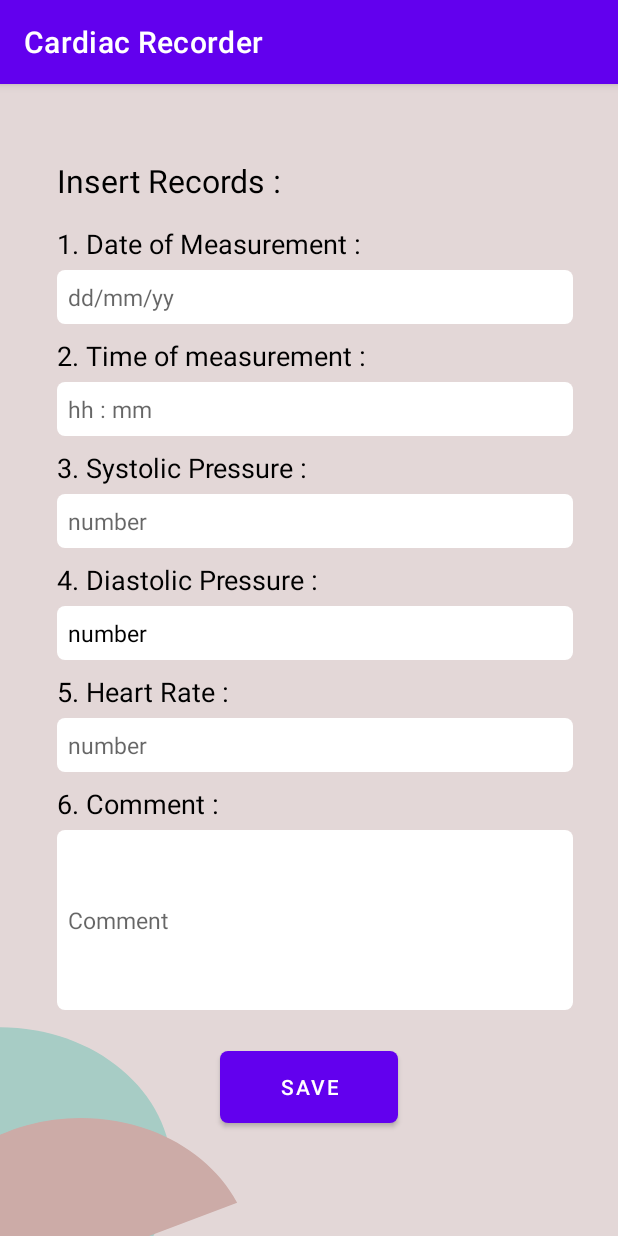
After one commit to rafi-am7/Cardiac-Recorder, an Android app: the AddActivity screen opened directly, with no data from a screen before it, on a phone screen of 412 x 824 dp. The commit adds this screen. Run offline under Robolectric (Android 15) with nearby library versions, the phone set to English and light mode, and no system bars.

Commit message:
adding add activity and view activity

```diff
--- /dev/null
+++ b/app/src/main/java/com/example/cardiacrecorder/AddActivity.java
@@ -0,0 +1,109 @@
+package com.example.cardiacrecorder;
+
+import androidx.appcompat.app.AppCompatActivity;
+
+import android.content.Intent;
+import android.os.Bundle;
+import android.os.Parcelable;
+import android.view.View;
+import android.widget.Button;
+import android.widget.EditText;
+
+public class AddActivity extends AppCompatActivity {
+
+    Record record;
+    EditText date,time,systolic,diastolic,heart_rate,comment;
+    boolean isAllFieldsChecked = false;
+    @Override
+    protected void onCreate(Bundle savedInstanceState) {
+        super.onCreate(savedInstanceState);
+        setContentView(R.layout.activity_add);
+
+        date = findViewById(R.id.DateValue);
+        time = findViewById(R.id.DateValue);
+        systolic = findViewById(R.id.DateValue);
+        diastolic = findViewById(R.id.DateValue);
+        heart_rate = findViewById(R.id.DateValue);
+        comment = findViewById(R.id.DateValue);
+        Button save_button = findViewById(R.id.savebutton);
+
+        save_button.setOnClickListener(new View.OnClickListener() {
+            @Override
+            public void onClick(View v) {
+
+                // store the returned value of the dedicated function which checks
+                // whether the entered data is valid or if any fields are left blank.
+                isAllFieldsChecked = CheckAllFields();
+
+                // the boolean variable turns to be true then
+                // only the user must be proceed to the activity2
+                if (isAllFieldsChecked) {
+                    record.setDate(date.getText().toString());
+                    record.setTime(time.getText().toString());
+                    record.setSystolic(Integer.parseInt(systolic.getText().toString()));
+                    record.setDiastolic(Integer.parseInt(diastolic.getText().toString()));
+                    record.setHeart_rate(Integer.parseInt(heart_rate.getText().toString()));
+                    record.setComment(comment.getText().toString());
+                    Intent i = new Intent(AddActivity.this, MainActivity.class);
+                    i.putExtra("New Record", (Parcelable) record);
+                    startActivity(i);
+                }
+            }
+        });
+    }
+
+    private boolean CheckAllFields() {
+        if (date.length() == 0) {
+            date.setError("This field is required");
+            return false;
+        }
+
+        if (time.length() == 0) {
+            time.setError("This field is required");
+            return false;
+        }
+
+        if (systolic.length() == 0) {
+            systolic.setError("This field is required");
+            return false;
+        }
+
+        String s1 = systolic.getText().toString();
+        int n1 = Integer.parseInt(s1);
+        if(n1<0)
+        {
+            systolic.setError("Invalid data input");
+            return false;
+        }
+
+        if (diastolic.length() == 0) {
+            diastolic.setError("This field is required");
+            return false;
+        }
+
+        String s2 = diastolic.getText().toString();
+        int n2 = Integer.parseInt(s2);
+        if(n2<0)
+        {
+            diastolic.setError("Invalid data input");
+            return false;
+        }
+
+        if (heart_rate.length() == 0) {
+            heart_rate.setError("This field is required");
+            return false;
+        }
+
+        String s3 = heart_rate.getText().toString();
+        int n3 = Integer.parseInt(s3);
+
+        if(n3<0)
+        {
+            heart_rate.setError("Invalid data input");
+            return false;
+        }
+
+        // after all validation return true if all required fields are inserted.
+        return true;
+    }
+}
--- a/app/src/main/java/com/example/cardiacrecorder/RecordList.java
+++ b/app/src/main/java/com/example/cardiacrecorder/RecordList.java
@@ -26,7 +26,7 @@ public class RecordList {
         old_record =new Record(date,time,systolic,diastolic,heart_rate,comment);
     }
 
-    public void fetchListfromDB () {
+    public void fetchListromDB () {
 
     }
 }
--- /dev/null
+++ b/app/src/main/res/drawable/rounded_text_field.xml
@@ -0,0 +1,9 @@
+<?xml version="1.0" encoding="utf-8"?>
+<!--  res/drawable/rounded_edittext.xml -->
+<shape xmlns:android="http://schemas.android.com/apk/res/android"
+    android:shape="rectangle"
+    android:padding="10dp">
+
+    <solid android:color="#FFFFFF" />
+    <corners android:radius="5dp"/>
+</shape>
--- /dev/null
+++ b/app/src/main/res/drawable/screen_background.xml
@@ -0,0 +1,10 @@
+<vector android:autoMirrored="true" android:height="800dp"
+    android:viewportHeight="800" android:viewportWidth="360"
+    android:width="360dp" xmlns:android="http://schemas.android.com/apk/res/android">
+    <group>
+        <clip-path android:pathData="M0,0h360v800h-360z"/>
+        <path android:fillColor="#E3D7D7" android:pathData="M0,0h360v800h-360z"/>
+        <path android:fillColor="#A7CCC5" android:pathData="M100,755C100,810.23 55.23,855 0,855C-55.23,855 -100,810.23 -100,755C-100,699.77 -55.23,655 0,655C55.23,655 100,699.77 100,755Z"/>
+        <path android:fillColor="#CCABA7" android:pathData="M147,818C147,842.69 137.87,866.5 121.36,884.86C104.85,903.22 82.14,914.82 57.59,917.44C33.04,920.05 8.39,913.49 -11.61,899.02C-31.62,884.55 -45.56,863.19 -50.76,839.06C-55.96,814.92 -52.04,789.72 -39.77,768.3C-27.5,746.87 -7.74,730.75 15.71,723.02C39.16,715.3 64.63,716.52 87.24,726.45C109.84,736.39 127.97,754.33 138.13,776.83L47,818H147Z"/>
+        </group>
+</vector>
--- /dev/null
+++ b/app/src/main/res/layout/activity_add.xml
@@ -0,0 +1,200 @@
+<?xml version="1.0" encoding="utf-8"?>
+<androidx.constraintlayout.widget.ConstraintLayout xmlns:android="http://schemas.android.com/apk/res/android"
+    xmlns:app="http://schemas.android.com/apk/res-auto"
+    xmlns:tools="http://schemas.android.com/tools"
+    android:layout_width="match_parent"
+    android:layout_height="match_parent"
+    android:background="@drawable/screen_background"
+    tools:context=".ViewActivity">
+
+    <TextView
+        android:id="@+id/Header"
+        android:layout_width="wrap_content"
+        android:layout_height="wrap_content"
+        android:layout_marginStart="38dp"
+        android:layout_marginTop="50dp"
+        android:text="Insert Records :"
+        android:textColor="@color/black"
+        android:textSize="21sp"
+        app:layout_constraintStart_toStartOf="parent"
+        app:layout_constraintTop_toTopOf="parent" />
+
+    <TextView
+        android:id="@+id/Date"
+        android:layout_width="wrap_content"
+        android:layout_height="wrap_content"
+        android:layout_marginTop="15dp"
+        android:text="@string/date"
+        android:textColor="@color/black"
+        android:textSize="18sp"
+        app:layout_constraintStart_toStartOf="@+id/Header"
+        app:layout_constraintTop_toBottomOf="@+id/Header" />
+
+    <EditText
+        android:id="@+id/DateValue"
+        android:layout_width="fill_parent"
+        android:layout_height="wrap_content"
+        android:layout_marginStart="38dp"
+        android:layout_marginEnd="30dp"
+        android:layout_marginTop="5dp"
+        android:background="@drawable/rounded_text_field"
+        android:hint="dd/mm/yy"
+        android:inputType="text"
+        android:padding="7dp"
+        android:textColor="@color/black"
+        android:textSize="15sp"
+        app:layout_constraintStart_toStartOf="@+id/Header"
+        app:layout_constraintTop_toBottomOf="@+id/Date" />
+
+    <TextView
+        android:id="@+id/Time"
+        android:layout_width="wrap_content"
+        android:layout_height="wrap_content"
+        android:layout_marginTop="50dp"
+        android:text="@string/time"
+        android:textColor="@color/black"
+        android:textSize="18sp"
+        app:layout_constraintStart_toStartOf="@+id/Header"
+        app:layout_constraintTop_toBottomOf="@+id/Date" />
+
+    <EditText
+        android:id="@+id/TimeValue"
+        android:layout_width="fill_parent"
+        android:layout_height="wrap_content"
+        android:layout_marginStart="38dp"
+        android:layout_marginEnd="30dp"
+        android:layout_marginTop="5dp"
+        android:background="@drawable/rounded_text_field"
+        android:hint="hh : mm"
+        android:inputType="text"
+        android:padding="7dp"
+        android:textColor="@color/black"
+        android:textSize="15sp"
+        app:layout_constraintStart_toStartOf="@+id/Header"
+        app:layout_constraintTop_toBottomOf="@+id/Time" />
+
+    <TextView
+        android:id="@+id/Systolic"
+        android:layout_width="wrap_content"
+        android:layout_height="wrap_content"
+        android:layout_marginTop="50dp"
+        android:text="@string/systolic"
+        android:textColor="@color/black"
+        android:textSize="18sp"
+        app:layout_constraintStart_toStartOf="@+id/Header"
+        app:layout_constraintTop_toBottomOf="@+id/Time" />
+
+    <EditText
+        android:id="@+id/SystolicValue"
+        android:layout_width="fill_parent"
+        android:layout_height="wrap_content"
+        android:layout_marginStart="38dp"
+        android:layout_marginEnd="30dp"
+        android:layout_marginTop="5dp"
+        android:background="@drawable/rounded_text_field"
+        android:hint="number"
+        android:inputType="number"
+        android:padding="7dp"
+        android:textColor="@color/black"
+        android:textSize="15sp"
+        app:layout_constraintStart_toStartOf="@+id/Header"
+        app:layout_constraintTop_toBottomOf="@+id/Systolic" />
+
+    <TextView
+        android:id="@+id/Diastolic"
+        android:layout_width="wrap_content"
+        android:layout_height="wrap_content"
+        android:layout_marginTop="50dp"
+        android:text="@string/diastolic"
+        android:textColor="@color/black"
+        android:textSize="18sp"
+        app:layout_constraintStart_toStartOf="@+id/Header"
+        app:layout_constraintTop_toBottomOf="@+id/Systolic" />
+
+    <EditText
+        android:id="@+id/DiastolicValue"
+        android:layout_width="fill_parent"
+        android:layout_height="wrap_content"
+        android:layout_marginStart="38dp"
+        android:layout_marginEnd="30dp"
+        android:layout_marginTop="5dp"
+        android:background="@drawable/rounded_text_field"
+        android:hint="number"
+        android:inputType="number"
+        android:padding="7dp"
+        android:text="number"
+        android:textColor="@color/black"
+        android:textSize="15sp"
+        app:layout_constraintStart_toStartOf="@+id/Header"
+        app:layout_constraintTop_toBottomOf="@+id/Diastolic" />
+
+    <TextView
+        android:id="@+id/HeartRate"
+        android:layout_width="wrap_content"
+        android:layout_height="wrap_content"
+        android:layout_marginTop="50dp"
+        android:text="@string/heart_rate"
+        android:textColor="@color/black"
+        android:textSize="18sp"
+        app:layout_constraintStart_toStartOf="@+id/Header"
+        app:layout_constraintTop_toBottomOf="@+id/Diastolic" />
+
+    <EditText
+        android:id="@+id/HeartRateValue"
+        android:layout_width="fill_parent"
+        android:layout_height="wrap_content"
+        android:layout_marginStart="38dp"
+        android:layout_marginEnd="30dp"
+        android:layout_marginTop="5dp"
+        android:background="@drawable/rounded_text_field"
+        android:hint="number"
+        android:inputType="number"
+        android:padding="7dp"
+        android:textColor="@color/black"
+        android:textSize="15sp"
+        app:layout_constraintStart_toStartOf="@+id/Header"
+        app:layout_constraintTop_toBottomOf="@+id/HeartRate" />
+
+    <TextView
+        android:id="@+id/Comment"
+        android:layout_width="wrap_content"
+        android:layout_height="wrap_content"
+        android:layout_marginTop="50dp"
+        android:text="@string/comment"
+        android:textColor="@color/black"
+        android:textSize="18sp"
+        app:layout_constraintStart_toStartOf="@+id/Header"
+        app:layout_constraintTop_toBottomOf="@+id/HeartRate" />
+
+    <EditText
+        android:id="@+id/CommentValue"
+        android:layout_width="fill_parent"
+        android:layout_height="120dp"
+        android:layout_marginStart="38dp"
+        android:layout_marginEnd="30dp"
+        android:layout_marginTop="5dp"
+        android:background="@drawable/rounded_text_field"
+        android:hint="Comment"
+        android:inputType="textMultiLine"
+        android:padding="7dp"
+        android:textColor="@color/black"
+        android:textSize="15sp"
+        app:layout_constraintStart_toStartOf="@+id/Header"
+        app:layout_constraintTop_toBottomOf="@+id/Comment" />
+
+    <Button
+        android:id="@+id/savebutton"
+        android:layout_width="wrap_content"
+        android:layout_height="wrap_content"
+        android:layout_marginTop="27dp"
+        android:background="@drawable/rounded_text_field"
+        android:backgroundTint="#1DF4E0"
+        android:paddingLeft="40dp"
+        android:paddingTop="3dp"
+        android:paddingRight="40dp"
+        android:paddingBottom="3dp"
+        android:text="Save"
+        app:layout_constraintEnd_toEndOf="parent"
+        app:layout_constraintStart_toStartOf="parent"
+        app:layout_constraintTop_toBottomOf="@+id/CommentValue" />
+</androidx.constraintlayout.widget.ConstraintLayout>
--- a/app/src/main/res/values/strings.xml
+++ b/app/src/main/res/values/strings.xml
@@ -10,4 +10,10 @@
     <string name="hello_first_fragment">Hello first fragment</string>
     <string name="hello_second_fragment">Hello second fragment. Arg: %1$s</string>
     <string name="title_activity_starting">StartingActivity</string>
+    <string name="date">1. Date of Measurement :</string>
+    <string name="time">2. Time of measurement :</string>
+    <string name="systolic">3. Systolic Pressure :</string>
+    <string name="diastolic">4. Diastolic Pressure :</string>
+    <string name="heart_rate">5. Heart Rate :</string>
+    <string name="comment">6. Comment :</string>
 </resources>
```
Also changed, not shown: app/src/main/AndroidManifest.xml (+7 -2 lines), app/src/main/java/com/example/cardiacrecorder/ViewActivity.java (added, +29 -0 lines), app/src/main/res/layout/activity_view.xml (added, +160 -0 lines).
